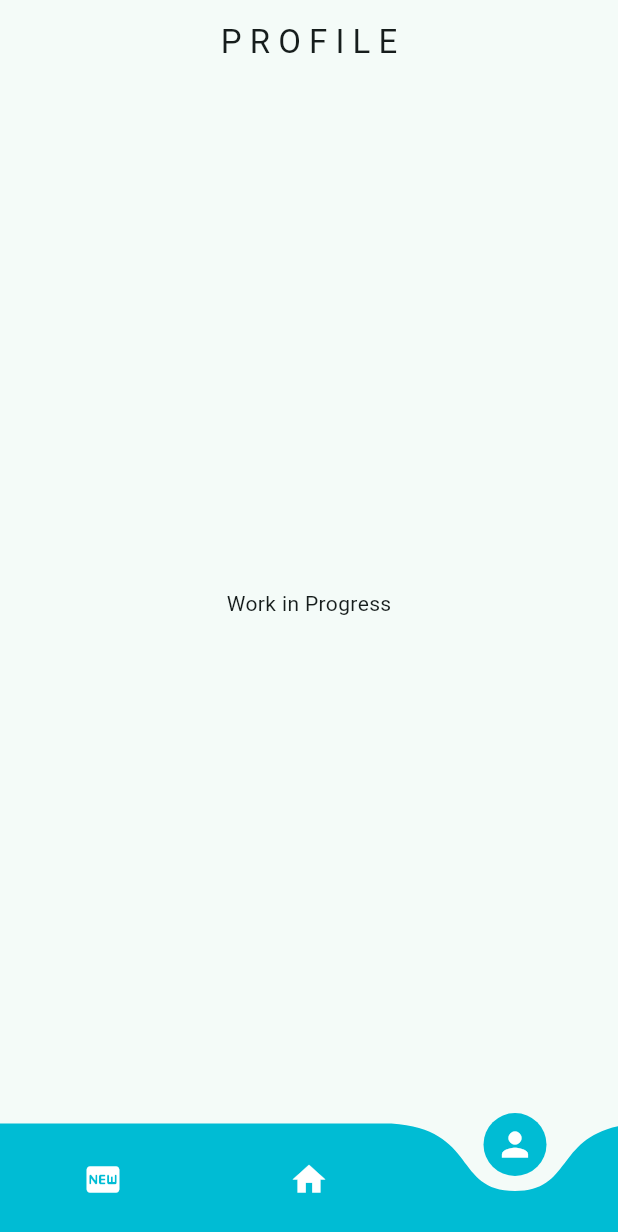
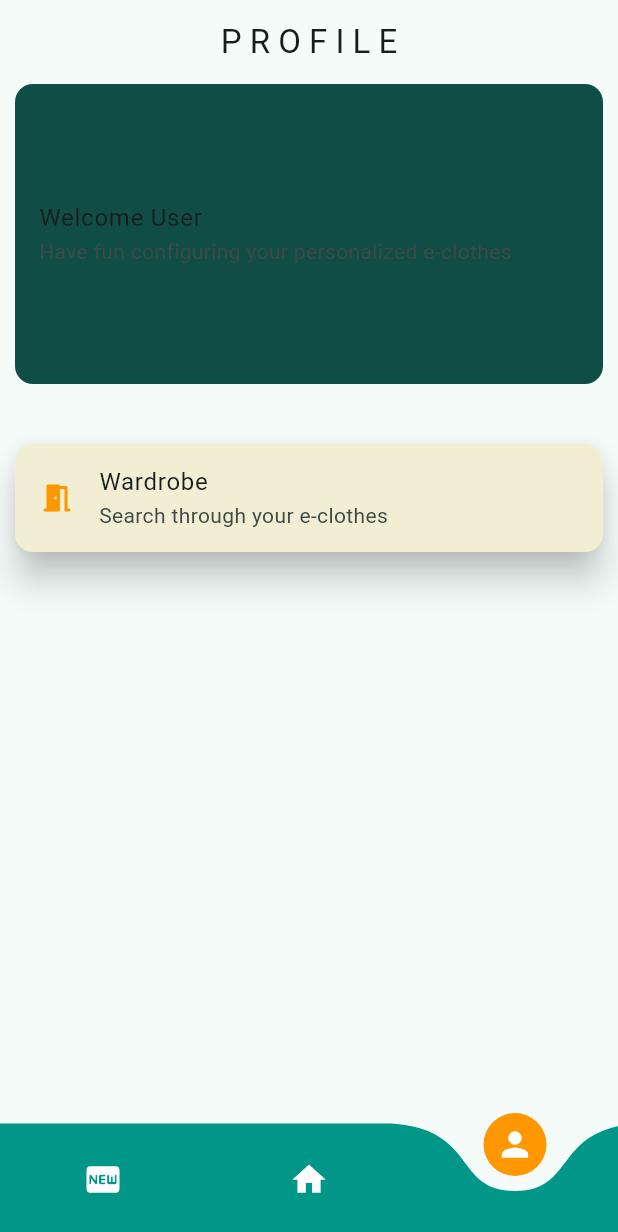
Before and after one commit to aka-somix/nfc_eclothing_prototype, a Flutter app: the screen it shows after launch, swiped to page 3, on a phone screen of 412 x 824 dp. Shown: the top 1232 px of the screen. Run offline on Flutter 3.47's test engine with Material 3 defaults, Android fonts, the light colour scheme and no system bars; drawn by our look-alikes of curved_navigation_bar; missing offline and left inert: nfc_manager.

Commit message:
add libraries

```diff
--- a/lib/view/app.dart
+++ b/lib/view/app.dart
@@ -4,6 +4,7 @@ import 'package:flutter/material.dart';
 import 'package:nfc_app_prototype/view/dashboard.dart';
 import 'package:nfc_app_prototype/view/read_tag.dart';
 import 'package:nfc_app_prototype/view/user.dart';
+import 'package:nfc_app_prototype/view/wardrobe/gallery.dart';
 
 class App extends StatelessWidget {
   const App({super.key});
@@ -20,6 +21,9 @@ class App extends StatelessWidget {
         colorScheme: ColorScheme.fromSeed(seedColor: Colors.teal, brightness: Brightness.dark),
         useMaterial3: true
       ),
+      routes: <String, WidgetBuilder> {
+        '/wardrobe': (BuildContext context) =>  WardrobeGallery(),
+      },
     );
   }
 
@@ -35,7 +39,7 @@ class _HomeState extends State<_Home> {
 
   int _currentPageIndex = 1;
 
-  PageController _pgCtrl = PageController(initialPage: 1);
+  final PageController _pgCtrl = PageController(initialPage: 1);
 
   @override
   Widget build(BuildContext context) {
@@ -51,8 +55,8 @@ class _HomeState extends State<_Home> {
       ),
       bottomNavigationBar: CurvedNavigationBar(
         backgroundColor: Colors.transparent,
-        buttonBackgroundColor: Colors.cyan,
-        color: Colors.cyan,
+        buttonBackgroundColor: Colors.orange,
+        color: Colors.teal,
         animationDuration: const Duration(milliseconds: 300),
         items: const <Widget>[
           Icon(Icons.fiber_new_rounded, size: 26, color: Colors.white,),
--- a/lib/view/user.dart
+++ b/lib/view/user.dart
@@ -7,7 +7,45 @@ class UserView extends StatelessWidget {
   Widget build(BuildContext context) {
     return Scaffold(
       appBar: AppBar(title: const Text("P R O F I L E"), centerTitle: true,),
-      body: const Center(child: Text("Work in Progress"),),
+      body: ListView(
+        children: [
+          const Card.filled(
+            color: Color.fromARGB(255, 15, 77, 70),
+            margin: EdgeInsets.fromLTRB(10, 0, 10, 20),
+            child: SizedBox(
+              height: 200,
+              child: Center(
+                child: ListTile(
+                  title: Text("Welcome User"),
+                  subtitle: Text("Have fun configuring your personalized e-clothes"),
+                )
+              )
+            ),
+          ),
+          Card(
+            surfaceTintColor: Colors.amber,
+            clipBehavior: Clip.hardEdge,
+            elevation: 10,
+            margin: EdgeInsets.fromLTRB(10, 20, 10, 20),
+            child: InkWell(
+              onTap: () {
+                Navigator.pushNamed(context, '/wardrobe');
+              },
+              child: const Column(
+                mainAxisSize: MainAxisSize.min,
+                children: <Widget>[
+                  ListTile(
+                    leading: Icon(Icons.meeting_room_rounded),
+                    iconColor: Colors.orange,
+                    title: Text('Wardrobe'),
+                    subtitle: Text('Search through your e-clothes'),
+                  ),
+                ]
+              ),
+            )
+          )
+        ],
+      )
     );
   }
 }
--- a/pubspec.yaml
+++ b/pubspec.yaml
@@ -62,9 +62,9 @@ flutter:
   uses-material-design: true
 
   # To add assets to your application, add an assets section, like this:
-  # assets:
-  #   - images/a_dot_burr.jpeg
-  #   - images/a_dot_ham.jpeg
+  assets:
+    - assets/images/
+    - assets/images/mockEClothes/
 
   # An image asset can refer to one or more resolution-specific "variants", see
   # https://flutter.dev/assets-and-images/#resolution-aware
```
Also changed, not shown: lib/models/__mocks__/eclothes.dart (added, +13 -0 lines), lib/models/eclothes.dart (added, +8 -0 lines), lib/view/wardrobe/gallery.dart (added, +26 -0 lines), lib/widgets/eclothes_item.dart (added, +49 -0 lines), assets/images/mockEClothes/1234.jpeg (added), lib/view/wardrobe/eclothes_detail.dart (added).
